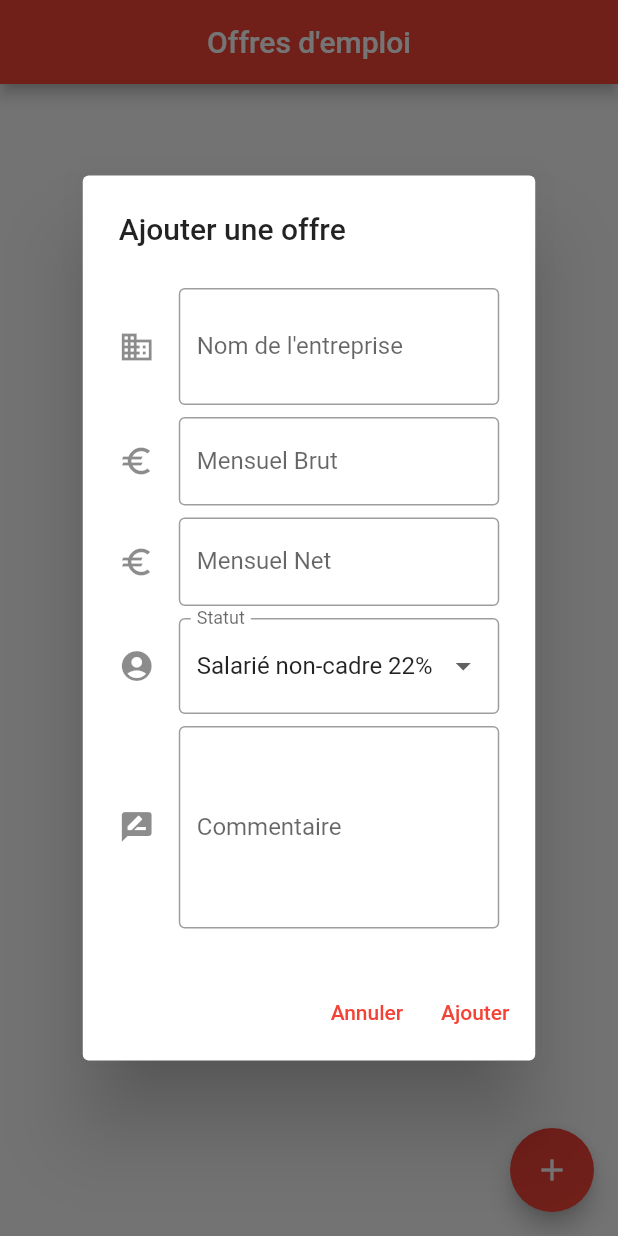
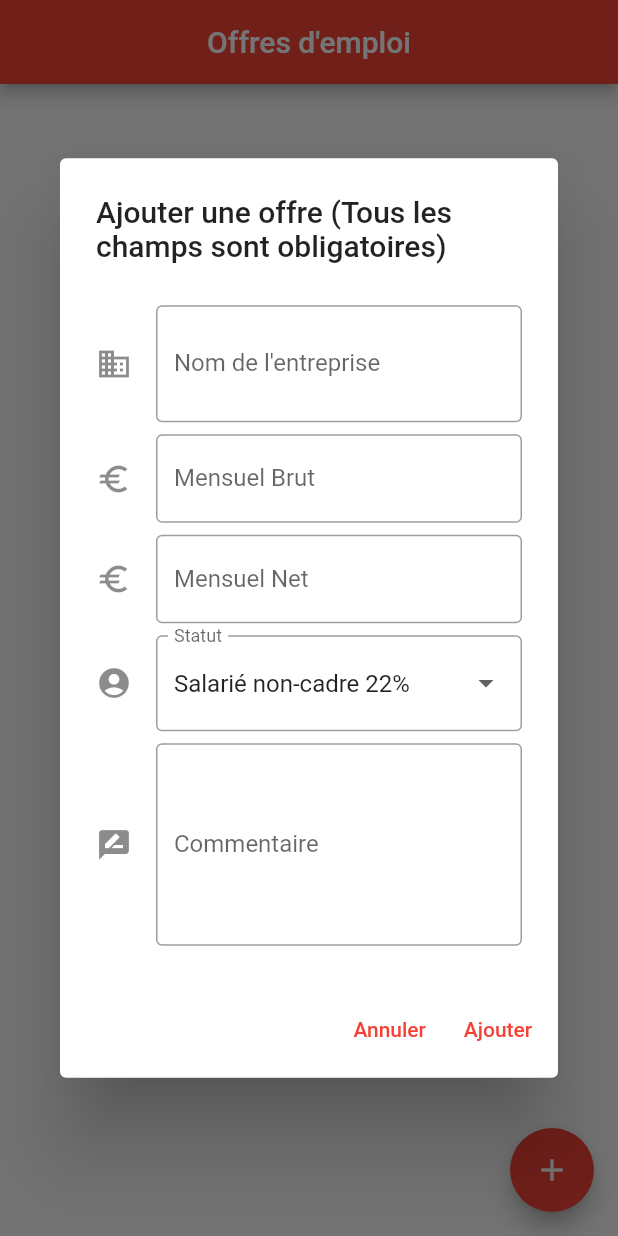
Before and after one commit to Ashley-tech/TP3-FLutter, a Flutter app: the screen it shows after launch, after a tap on the "add" icon, on a phone screen of 412 x 824 dp. Run offline on Flutter 3.47's test engine with Material 2 defaults, Android fonts, the phone set to English and light mode, and no system bars; our stand-ins replace hive, hive_flutter; accounts and stored records are empty.

Commit message:
Update job_dialog.dart

```diff
--- a/lib/widget/job_dialog.dart
+++ b/lib/widget/job_dialog.dart
@@ -103,7 +103,7 @@ class _JobDialogState extends State<JobDialog> {
   @override
   Widget build(BuildContext context) {
     final isEditing = widget.job != null;
-    final title = isEditing ? 'Editer une offre' : 'Ajouter une offre';
+    final title = isEditing ? 'Modifier une offre (Aucun champ ne peut être vide)' : 'Ajouter une offre (Tous les champs sont obligatoires)';
 
     return AlertDialog(
       title: Text(title),
@@ -143,7 +143,7 @@ class _JobDialogState extends State<JobDialog> {
         ),
         maxLines: 2,
         validator: (name) =>
-            name != null && name.isEmpty ? 'Saisir un nom' : null,
+            name != null && name.isEmpty ? 'Ce champ est obligatoire' : null,
       );
 
   Widget buildBrut() => TextFormField(
@@ -151,11 +151,11 @@ class _JobDialogState extends State<JobDialog> {
           border: OutlineInputBorder(),
             icon: Icon(Icons.euro),
             labelText: 'Mensuel Brut',
-            suffixText: "EUR"
+            suffixText: "€"
         ),
         keyboardType: TextInputType.number,
         validator: (amount) => amount != null && double.tryParse(amount) == null
-            ? 'Saisir un nombre valide'
+            ? 'Ce nombre n\' est pas valide'
             : null,
         onChanged: (text){
           onBrutChange();
@@ -168,11 +168,11 @@ class _JobDialogState extends State<JobDialog> {
           border: OutlineInputBorder(),
           icon: Icon(Icons.euro),
           labelText: 'Mensuel Net',
-          suffixText: "EUR"
+          suffixText: "€"
         ),
         keyboardType: TextInputType.number,
         validator: (amount) => amount != null && double.tryParse(amount) == null
-            ? 'Saisir un nombre valide'
+            ? 'Ce nombre n\' est pas valide'
             : null,
         onChanged: (text){
           onNetChange();
@@ -220,7 +220,7 @@ class _JobDialogState extends State<JobDialog> {
     maxLines: 5,
     keyboardType: TextInputType.multiline,
     validator: (name) =>
-    name != null && name.isEmpty ? 'Saisir un commentaire' : null,
+    name != null && name.isEmpty ? 'Ce champ est obligatoire' : null,
   );
 
   Widget buildCancelButton(BuildContext context) => TextButton(
```
